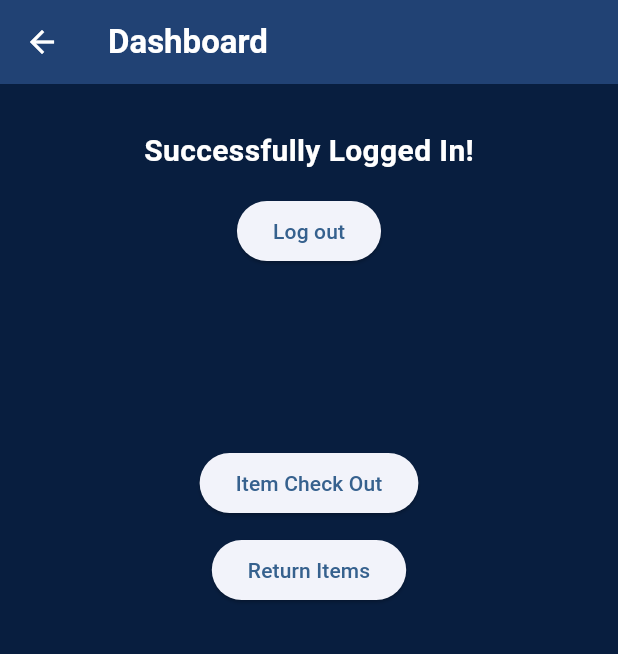
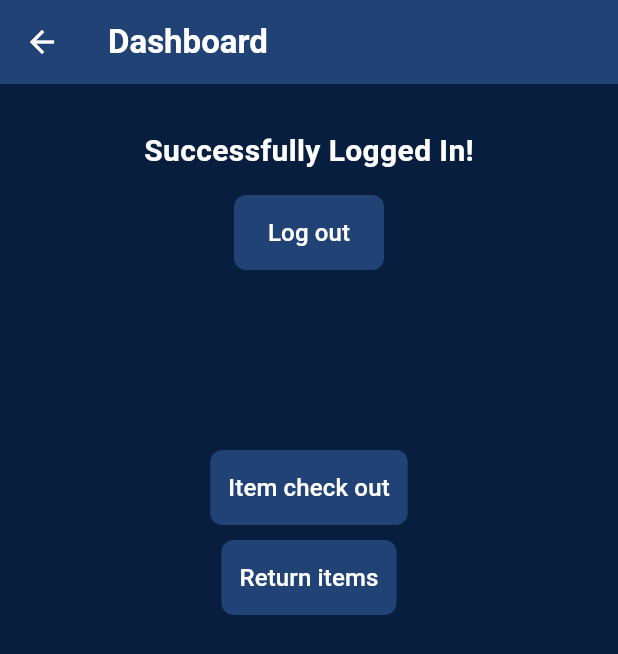
Before and after one commit to alec0322/fiu_csl_checkin, a Flutter app: the Dashboard screen opened directly, on a phone screen of 412 x 824 dp. Shown: the top 654 px of the screen. Run offline on Flutter 3.47's test engine with Material 3 defaults, Android fonts, the phone set to English and light mode, and no system bars; missing offline and left inert: qr_code_scanner.

Commit message:
Polished buttons on dashboard page

```diff
--- a/lib/dashboard.dart
+++ b/lib/dashboard.dart
@@ -2,8 +2,9 @@
 // Main page the user will see when logged in.
 
 import 'package:flutter/material.dart';
+import 'login.dart';
 import 'qr_scanner.dart';
-
+import 'widgets.dart';
 
 class Dashboard extends StatelessWidget {
   const Dashboard({Key? key}) : super(key: key);
@@ -36,29 +37,28 @@ class Dashboard extends StatelessWidget {
                 ),
               ),
               const SizedBox(height: 15),
-              ElevatedButton(
+              CustomTextButton(
+                text: 'Log out',
                 onPressed: () {
-                  print('Log out button pressed');
-                  Navigator.pop(context);
+                  Navigator.of(context).push(MaterialPageRoute(builder: (context) => const LoginPage()));
                 },
-                child: const Text('Log out'),
+                pageRoute: const LoginPage(),
               ),
               const SizedBox(height: 120),
-              ElevatedButton(
+              CustomTextButton(
+                text: 'Item check out',
                 onPressed: () {
-                  Navigator.push(
-                    context,
-                    MaterialPageRoute(builder: (context) => QRScannerScreen()),
-                  );
+                  Navigator.of(context).push(MaterialPageRoute(builder: (context) => QRScannerScreen()));
                 },
-                child: const Text('Item Check Out'),
+                pageRoute: QRScannerScreen(),
               ),
               const SizedBox(height: 10),
-              ElevatedButton(
+              CustomTextButton(
+                text: 'Return items',
                 onPressed: () {
-                  Navigator.pop(context);
+                  Navigator.of(context).push(MaterialPageRoute(builder: (context) => QRScannerScreen()));
                 },
-                child: const Text('Return Items'),
+                pageRoute: QRScannerScreen(),
               ),
               const SizedBox(height: 80),
             ],
--- a/lib/widgets.dart
+++ b/lib/widgets.dart
@@ -67,7 +67,7 @@ class CustomTextButton extends StatelessWidget {
   Widget build(BuildContext context) {
     return SizedBox(
       height: 50,
-      width: 100,
+      width: text.length <= 10 ? 100 : null,
       child: TextButton(
         onPressed: () {
 
```
